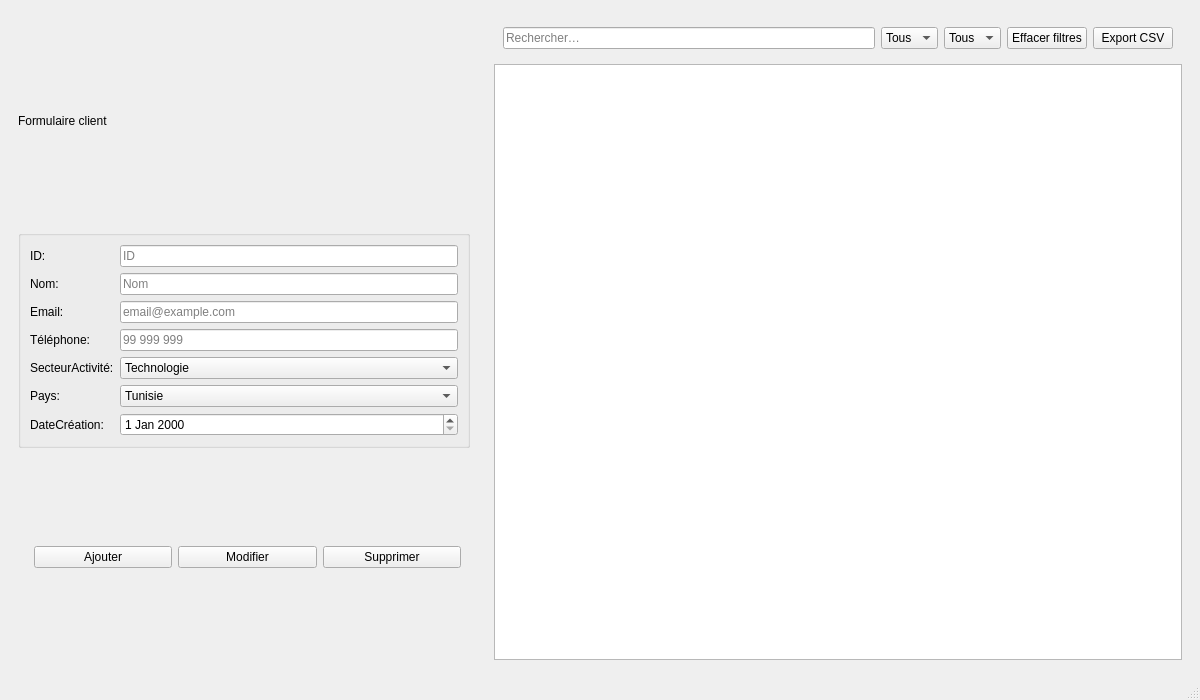
Before: the Qt Designer form mainwindow.ui in ProjetCPP2A21/projetcpp-2a21-smart-electronics-repair-shop, drawn with Qt 5.
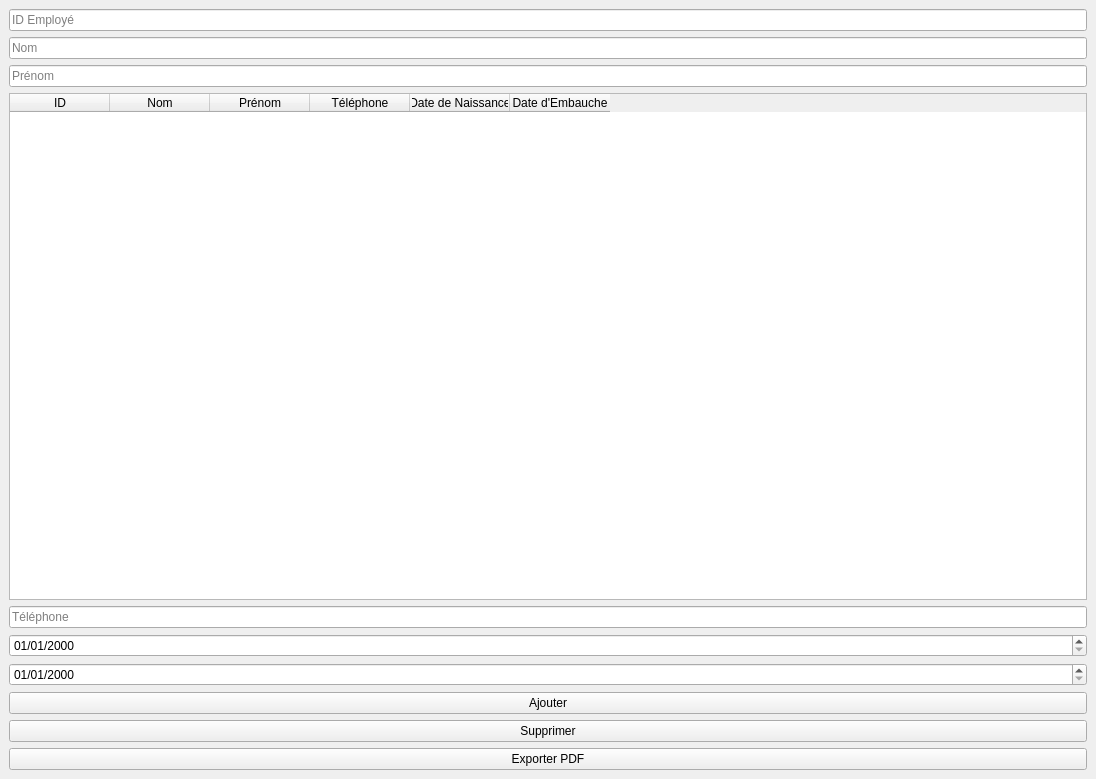
After: the same form once the commit is applied.

Patch:
```diff
--- a/mainwindow.ui
+++ b/mainwindow.ui
@@ -3,92 +3,124 @@
  <class>MainWindow</class>
  <widget class="QMainWindow" name="MainWindow">
   <property name="geometry">
-   <rect><x>0</x><y>0</y><width>1200</width><height>700</height></rect>
+   <rect>
+    <x>0</x>
+    <y>0</y>
+    <width>1096</width>
+    <height>779</height>
+   </rect>
+  </property>
+  <property name="windowTitle">
+   <string>Gestion des Employés</string>
   </property>
   <widget class="QWidget" name="centralwidget">
-   <layout class="QHBoxLayout" name="layoutMain" stretch="4,6">
+   <layout class="QHBoxLayout" name="horizontalLayout">
     <item>
-     <widget class="QWidget" name="leftPane">
-      <layout class="QVBoxLayout" name="verticalLayout_left">
-       <item><widget class="QLabel" name="formTitle"><property name="text"><string>Formulaire client</string></property></widget></item>
-       <item>
-        <widget class="QGroupBox" name="groupBox">
-         <property name="title"><string></string></property>
-         <layout class="QFormLayout" name="formLayout">
-          <item row="0" column="0"><widget class="QLabel" name="label_id"><property name="text"><string>ID:</string></property></widget></item>
-          <item row="0" column="1"><widget class="QLineEdit" name="leId"><property name="placeholderText"><string>ID</string></property></widget></item>
-
-          <item row="1" column="0"><widget class="QLabel" name="label_nom"><property name="text"><string>Nom:</string></property></widget></item>
-          <item row="1" column="1"><widget class="QLineEdit" name="leNom"><property name="placeholderText"><string>Nom</string></property></widget></item>
-
-          <item row="2" column="0"><widget class="QLabel" name="label_email"><property name="text"><string>Email:</string></property></widget></item>
-          <item row="2" column="1"><widget class="QLineEdit" name="leEmail"><property name="placeholderText"><string>email@example.com</string></property></widget></item>
-
-          <item row="3" column="0"><widget class="QLabel" name="label_tel"><property name="text"><string>Téléphone:</string></property></widget></item>
-          <item row="3" column="1"><widget class="QLineEdit" name="leTel"><property name="placeholderText"><string>99 999 999</string></property></widget></item>
-
-          <item row="4" column="0"><widget class="QLabel" name="label_secteur"><property name="text"><string>SecteurActivité:</string></property></widget></item>
-          <item row="4" column="1">
-            <widget class="QComboBox" name="cbSecteur">
-              <item><property name="text"><string>Technologie</string></property></item>
-              <item><property name="text"><string>Santé</string></property></item>
-              <item><property name="text"><string>Finance</string></property></item>
-              <item><property name="text"><string>Éducation</string></property></item>
-              <item><property name="text"><string>Autre</string></property></item>
-            </widget>
-          </item>
-
-          <item row="5" column="0"><widget class="QLabel" name="label_pays"><property name="text"><string>Pays:</string></property></widget></item>
-          <item row="5" column="1">
-            <widget class="QComboBox" name="cbPays">
-              <item><property name="text"><string>Tunisie</string></property></item>
-              <item><property name="text"><string>France</string></property></item>
-              <item><property name="text"><string>Maroc</string></property></item>
-              <item><property name="text"><string>Algérie</string></property></item>
-              <item><property name="text"><string>Autre</string></property></item>
-            </widget>
-          </item>
-
-          <item row="6" column="0"><widget class="QLabel" name="label_date"><property name="text"><string>DateCréation:</string></property></widget></item>
-          <item row="6" column="1"><widget class="QDateEdit" name="deDate"/></item>
-         </layout>
-        </widget>
-       </item>
-       <item>
-        <widget class="QWidget" name="buttonBar">
-         <layout class="QHBoxLayout" name="horizontalLayout_btns">
-          <item><spacer name="hspacer"><property name="orientation"><enum>Qt::Horizontal</enum></property></spacer></item>
-          <item><widget class="QPushButton" name="btnAjouter"><property name="text"><string>Ajouter</string></property></widget></item>
-          <item><widget class="QPushButton" name="btnModifier"><property name="text"><string>Modifier</string></property></widget></item>
-          <item><widget class="QPushButton" name="btnSupprimer"><property name="text"><string>Supprimer</string></property></widget></item>
-         </layout>
-        </widget>
-       </item>
-      </layout>
-     </widget>
-    </item>
-    <item>
-     <widget class="QWidget" name="rightPane">
-      <layout class="QVBoxLayout" name="verticalLayout_right">
-       <item>
-        <widget class="QWidget" name="filterBar">
-         <layout class="QHBoxLayout" name="layoutFilters">
-          <item><widget class="QLineEdit" name="leSearch"><property name="placeholderText"><string>Rechercher…</string></property></widget></item>
-          <item><widget class="QComboBox" name="cbSecteurF"><item><property name="text"><string>Tous</string></property></item></widget></item>
-          <item><widget class="QComboBox" name="cbPaysF"><item><property name="text"><string>Tous</string></property></item></widget></item>
-          <item><widget class="QPushButton" name="btnClearFilter"><property name="text"><string>Effacer filtres</string></property></widget></item>
-          <item><widget class="QPushButton" name="btnExportCSV"><property name="text"><string>Export CSV</string></property></widget></item>
-         </layout>
-        </widget>
-       </item>
-       <item><widget class="QTableWidget" name="tableClients"/></item>
-      </layout>
-     </widget>
+     <layout class="QVBoxLayout" name="formLayout">
+      <item>
+       <widget class="QLineEdit" name="txtID">
+        <property name="text">
+         <string/>
+        </property>
+        <property name="placeholderText">
+         <string>ID Employé</string>
+        </property>
+       </widget>
+      </item>
+      <item>
+       <widget class="QLineEdit" name="txtNom">
+        <property name="placeholderText">
+         <string>Nom</string>
+        </property>
+       </widget>
+      </item>
+      <item>
+       <widget class="QLineEdit" name="txtPrenom">
+        <property name="placeholderText">
+         <string>Prénom</string>
+        </property>
+       </widget>
+      </item>
+      <item>
+       <widget class="QTableWidget" name="tableEmployes">
+        <column>
+         <property name="text">
+          <string>ID</string>
+         </property>
+        </column>
+        <column>
+         <property name="text">
+          <string>Nom</string>
+         </property>
+        </column>
+        <column>
+         <property name="text">
+          <string>Prénom</string>
+         </property>
+        </column>
+        <column>
+         <property name="text">
+          <string>Téléphone</string>
+         </property>
+        </column>
+        <column>
+         <property name="text">
+          <string>Date de Naissance</string>
+         </property>
+        </column>
+        <column>
+         <property name="text">
+          <string>Date d'Embauche</string>
+         </property>
+        </column>
+       </widget>
+      </item>
+      <item>
+       <widget class="QLineEdit" name="txtTel">
+        <property name="placeholderText">
+         <string>Téléphone</string>
+        </property>
+       </widget>
+      </item>
+      <item>
+       <widget class="QDateEdit" name="dateNaissance">
+        <property name="displayFormat">
+         <string>dd/MM/yyyy</string>
+        </property>
+       </widget>
+      </item>
+      <item>
+       <widget class="QDateEdit" name="dateEmbauche">
+        <property name="displayFormat">
+         <string>dd/MM/yyyy</string>
+        </property>
+       </widget>
+      </item>
+      <item>
+       <widget class="QPushButton" name="btnAjouter">
+        <property name="text">
+         <string>Ajouter</string>
+        </property>
+       </widget>
+      </item>
+      <item>
+       <widget class="QPushButton" name="btnSupprimer">
+        <property name="text">
+         <string>Supprimer</string>
+        </property>
+       </widget>
+      </item>
+      <item>
+       <widget class="QPushButton" name="btnExporter">
+        <property name="text">
+         <string>Exporter PDF</string>
+        </property>
+       </widget>
+      </item>
+     </layout>
     </item>
    </layout>
   </widget>
-  <widget class="QMenuBar" name="menubar"/>
-  <widget class="QStatusBar" name="statusbar"/>
  </widget>
  <resources/>
  <connections/>
```
